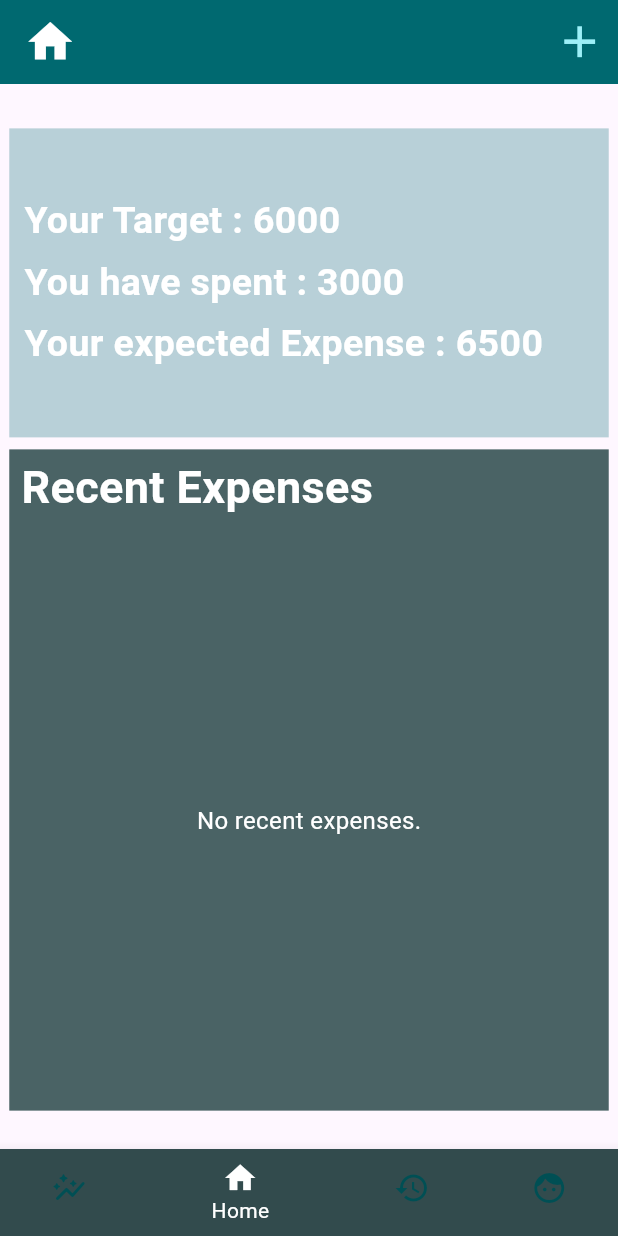
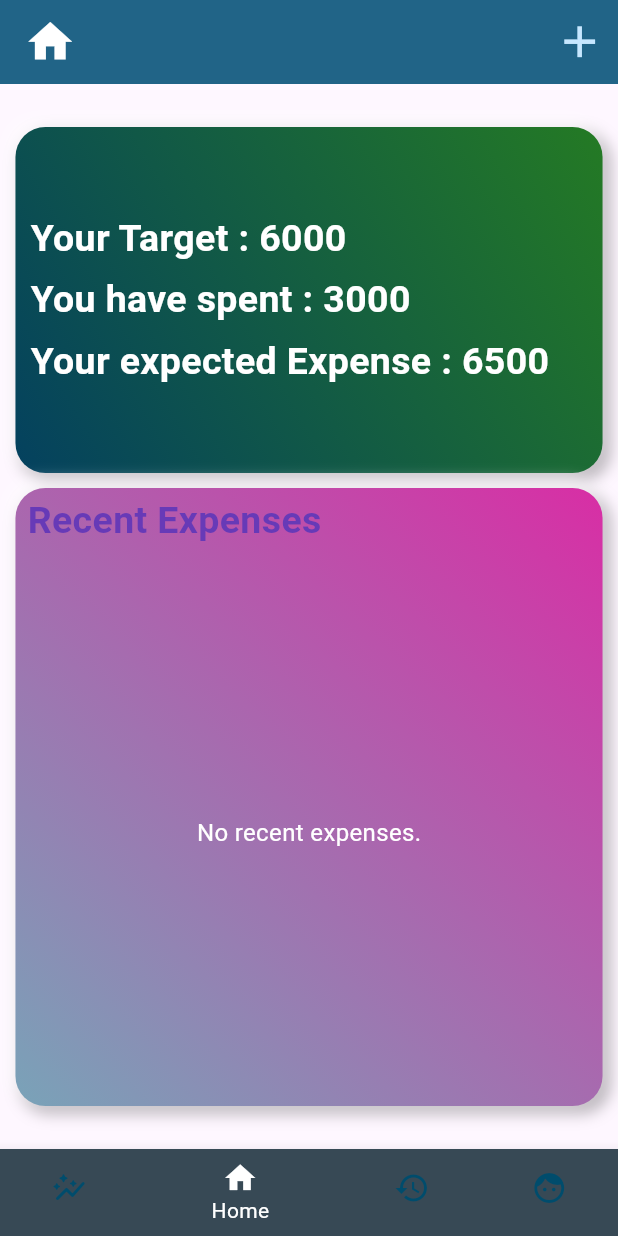
Before and after one commit to S-at-yam/Money-View, a Flutter app: the screen it shows after launch, on a phone screen of 412 x 824 dp. Run offline on Flutter 3.47's test engine with Material 3 defaults, Android fonts, the phone set to English and light mode, and no system bars; our stand-ins replace sqflite; accounts and stored records are empty.

Commit message:
designing home page

```diff
--- a/lib/data/db_helper.dart
+++ b/lib/data/db_helper.dart
@@ -3,7 +3,7 @@
 import 'package:money_view/models/expense.dart';
 import 'package:sqflite/sqflite.dart';
 import 'package:path/path.dart';
-import 'package:intl/intl.dart';
+
 // Update with your actual path
 
 class DBHelper {
--- a/lib/main.dart
+++ b/lib/main.dart
@@ -5,7 +5,7 @@ import 'package:money_view/tab.dart';
 import 'package:provider/provider.dart';
 
 var kColorScheme = ColorScheme.fromSeed(
-  seedColor: const Color.fromARGB(255, 8, 131, 139),
+  seedColor: const Color.fromARGB(255, 46, 139, 187),
 );
 
 void main() {
--- a/lib/pages/history.dart
+++ b/lib/pages/history.dart
@@ -25,7 +25,7 @@ class _HistoryState extends State<History> {
   @override
   Widget build(BuildContext context) {
     final expenseProvider = Provider.of<ExpenseProvider>(context);
-    final finExpenses = expenseProvider.expenses.reversed;
+    // final finExpenses = expenseProvider.expenses.reversed;
 
     return Scaffold(
       appBar: AppBar(title: Text('History')),
@@ -45,7 +45,7 @@ class _HistoryState extends State<History> {
             itemBuilder: (ctx, index) {
               return Padding(
                 padding: const EdgeInsets.fromLTRB(10, 3, 8, 2),
-                child: CustomListTile(expense: finExpenses.toList()[index]),
+                child: CustomListTile(expense: expenseProvider.expenses[index]),
               );
             },
           );
--- a/lib/pages/home_page.dart
+++ b/lib/pages/home_page.dart
@@ -25,7 +25,7 @@ class _HomePageState extends State<HomePage> {
   @override
   Widget build(BuildContext context) {
     final expenseProvider = Provider.of<ExpenseProvider>(context);
-    final recentExpenses = expenseProvider.expenses.reversed.take(7).toList();
+    final recentExpenses = expenseProvider.expenses.take(7).toList();
 
     return Scaffold(
       appBar: AppBar(
@@ -45,11 +45,35 @@ class _HomePageState extends State<HomePage> {
         child: SingleChildScrollView(
           child: Column(
             children: [
-              const SizedBox(height: 4),
               Container(
-                height: MediaQuery.of(context).size.height * 0.25,
-                width: MediaQuery.of(context).size.width * 0.97,
-                color: kColorScheme.primary.withAlpha(70),
+                height: MediaQuery.of(context).size.height * 0.28,
+                width: MediaQuery.of(context).size.width * 0.95,
+                //color: kColorScheme.onPrimaryFixedVariant.withAlpha(70),
+                decoration: BoxDecoration(
+                  gradient: LinearGradient(
+                    colors: [
+                      const Color.fromARGB(255, 4, 65, 95),
+                      const Color.fromARGB(255, 36, 122, 36),
+                    ],
+                    begin: Alignment.bottomLeft,
+                    end: Alignment.topRight,
+                  ),
+                  borderRadius: BorderRadius.circular(20),
+                  boxShadow: const [
+                    BoxShadow(
+                      color: Colors.black26,
+                      offset: Offset(4, 4),
+                      blurRadius: 8,
+                      spreadRadius: 1,
+                    ),
+                    BoxShadow(
+                      color: Colors.white54,
+                      offset: Offset(-4, -4),
+                      blurRadius: 8,
+                      spreadRadius: 1,
+                    ),
+                  ],
+                ),
                 child: Padding(
                   padding: const EdgeInsets.all(10.0),
                   child: Column(
@@ -83,11 +107,37 @@ class _HomePageState extends State<HomePage> {
                   ),
                 ),
               ),
-              const SizedBox(height: 8),
+              const SizedBox(height: 10),
               Container(
-                height: MediaQuery.of(context).size.height * 0.535,
-                width: MediaQuery.of(context).size.width * 0.97,
-                color: kColorScheme.secondary,
+                height: MediaQuery.of(context).size.height * 0.50,
+                width: MediaQuery.of(context).size.width * 0.95,
+                decoration: BoxDecoration(
+                  gradient: LinearGradient(
+                    colors: [
+                      const Color.fromARGB(255, 121, 163, 184),
+                      const Color.fromARGB(255, 216, 46, 165),
+                    ],
+                    begin: Alignment.bottomLeft,
+                    end: Alignment.topRight,
+                  ),
+                  borderRadius: BorderRadius.circular(20),
+                  boxShadow: const [
+                    BoxShadow(
+                      color: Colors.black26,
+                      offset: Offset(4, 4),
+                      blurRadius: 8,
+                      spreadRadius: 1,
+                    ),
+                    BoxShadow(
+                      color: Colors.white54,
+                      offset: Offset(-4, -4),
+                      blurRadius: 8,
+                      spreadRadius: 1,
+                    ),
+                  ],
+                ),
+
+                // color: Colors.white,
                 child: Column(
                   children: [
                     const Padding(
@@ -97,8 +147,9 @@ class _HomePageState extends State<HomePage> {
                         child: Text(
                           'Recent Expenses',
                           style: TextStyle(
-                            fontSize: 30,
+                            fontSize: 25,
                             fontWeight: FontWeight.bold,
+                            color: Color.fromARGB(255, 103, 58, 183),
                           ),
                         ),
                       ),
--- a/lib/provider/expense_provider.dart
+++ b/lib/provider/expense_provider.dart
@@ -13,6 +13,8 @@ class ExpenseProvider with ChangeNotifier {
     final data = await _dbHelper.getExpenses();
     _expenses.clear();
     _expenses.addAll(data);
+
+    _expenses.sort((a, b) => b.date.compareTo(a.date));
     notifyListeners();
   }
 
--- a/lib/tab.dart
+++ b/lib/tab.dart
@@ -1,6 +1,6 @@
 import 'package:flutter/material.dart';
 import 'package:money_view/main.dart';
-import 'package:money_view/pages/add_new.dart';
+
 import 'package:money_view/pages/charts.dart';
 import 'package:money_view/pages/history.dart';
 
--- a/lib/widgets/custom_List_tile.dart
+++ b/lib/widgets/custom_List_tile.dart
@@ -5,8 +5,9 @@ import 'package:money_view/pages/update_expense.dart';
 
 class CustomListTile extends StatelessWidget {
   final Expense expense;
+  final Color? listColor;
 
-  const CustomListTile({super.key, required this.expense});
+  const CustomListTile({super.key, this.listColor, required this.expense});
 
   @override
   Widget build(BuildContext context) {
@@ -14,7 +15,7 @@ class CustomListTile extends StatelessWidget {
       key: ValueKey(expense.id),
       background: Container(color: Colors.red),
       child: ListTile(
-        tileColor: kColorScheme.secondaryContainer,
+        tileColor: listColor,
         onTap: () {
           Navigator.of(
             context,
@@ -28,14 +29,14 @@ class CustomListTile extends StatelessWidget {
             Text(
               expense.dateDay,
               style: TextStyle(
-                color: kColorScheme.onSecondaryContainer,
+                color: Color.fromARGB(255, 255, 167, 38),
                 fontSize: 18,
               ),
             ),
             Text(
               expense.dateMonth,
               style: TextStyle(
-                color: kColorScheme.onSecondaryContainer,
+                color: Color.fromARGB(255, 255, 167, 38),
                 fontSize: 15,
               ),
             ),
@@ -53,7 +54,7 @@ class CustomListTile extends StatelessWidget {
         trailing: Text(
           '₹${expense.amount}',
           style: TextStyle(
-            color: kColorScheme.onSecondaryContainer,
+            color: Color.fromARGB(255, 33, 33, 33),
             fontSize: 15,
           ),
         ),
```
